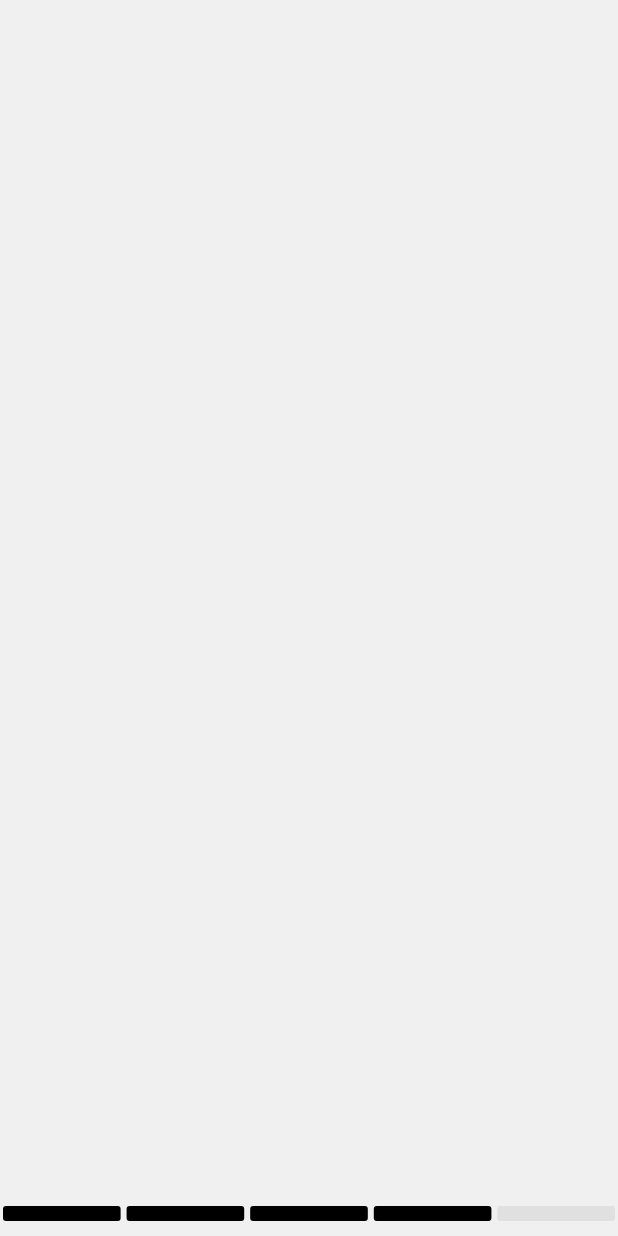
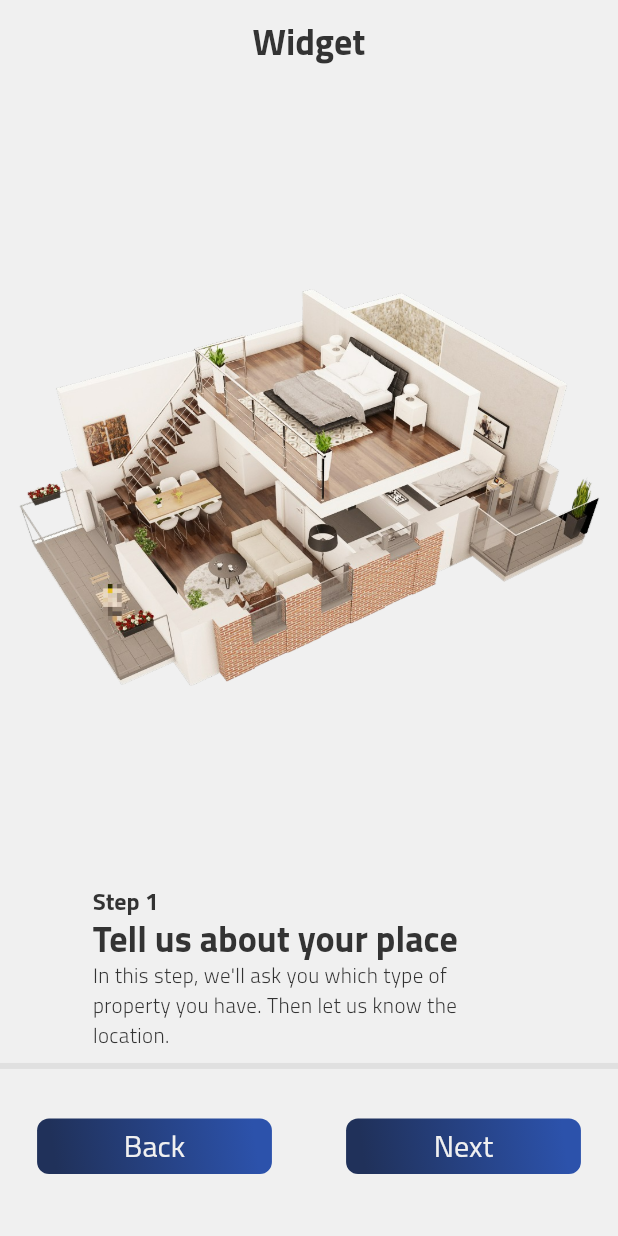
Before and after one commit to johnykoudsi/Nostra-Casa-Real-Estate, a Flutter app: the screen it shows after launch, on a phone screen of 412 x 824 dp. Run offline on Flutter 3.47's test engine with Material 2 defaults, Android fonts, the phone set to English and light mode, and no system bars; our stand-ins replace bloc, easy_localization, equatable, flutter_bloc, flutter_svg, google_maps_flutter and 2 more; missing offline and left inert: google_maps_flutter_android, google_maps_flutter_platform_interface; project files that could hold a hidden picture were left out.

Commit message:
add property first step

```diff
--- /dev/null
+++ b/lib/presentation/add_property/add_property_home.dart
@@ -0,0 +1,88 @@
+import 'package:flutter/material.dart';
+import 'package:nostra_casa/presentation/add_property/widgets/get_started_step.dart';
+import 'package:nostra_casa/presentation/add_property/widgets/progress_bar.dart';
+import 'package:nostra_casa/presentation/add_property/widgets/welcome_step.dart';
+
+import '../../utility/app_style.dart';
+import '../global_widgets/elevated_button_widget.dart';
+
+class AddPropertyHome extends StatefulWidget {
+  @override
+  _AddPropertyHomeState createState() => _AddPropertyHomeState();
+}
+
+class _AddPropertyHomeState extends State<AddPropertyHome> {
+  int _currentStep = 0;
+  List<Widget> _steps = [
+    WelcomeStep(),
+    GetStartedStep(),
+  ];
+
+  void _goToNextStep() {
+    setState(() {
+      _currentStep++;
+    });
+  }
+
+  void _goToPrevStep() {
+    setState(() {
+      _currentStep--;
+    });
+  }
+
+  @override
+  Widget build(BuildContext context) {
+    final screenWidth = MediaQuery.of(context).size.width;
+    final screenHeight = MediaQuery.of(context).size.height;
+
+    return Scaffold(
+      appBar: AppBar(
+        title: Text(_steps[_currentStep].toString()),
+      ),
+      body: AnimatedSwitcher(
+        duration: Duration(milliseconds: 500),
+        child: _steps[_currentStep],
+      ),
+      bottomNavigationBar: Container(
+        color: AppStyle.kBackGroundColor,
+        height: screenHeight * 0.15,
+        child: Column(
+          children: [
+            Padding(
+              padding: EdgeInsets.only(
+                top: screenHeight * 0.01,
+                bottom: screenHeight * 0.04,
+              ),
+              child: MyProgressBar(
+                totalSegments: _steps.length,
+                currentSegment: _currentStep,
+              ),
+            ),
+            Row(
+              children: [
+                Expanded(
+                  child: Padding(
+                    padding: EdgeInsets.symmetric(horizontal: screenWidth * 0.06),
+                    child: ElevatedButtonWidget(
+                      title: 'Back',
+                      onPressed: _goToPrevStep,
+                    ),
+                  ),
+                ),
+                Expanded(
+                  child: Padding(
+                    padding: EdgeInsets.symmetric(horizontal: screenWidth * 0.06),
+                    child: ElevatedButtonWidget(
+                      title: 'Next',
+                      onPressed: _goToNextStep,
+                    ),
+                  ),
+                ),
+              ],
+            ),
+          ],
+        ),
+      ),
+    );
+  }
+}
--- a/lib/presentation/add_property/add_property_welcome_screen.dart
+++ /dev/null
@@ -1,26 +0,0 @@
-import 'package:flutter/material.dart';
-import 'package:nostra_casa/presentation/add_property/widgets/progress_bar.dart';
-import 'package:nostra_casa/utility/app_style.dart';
-
-class AddPropertyWelcomeScreen extends StatefulWidget {
-  const AddPropertyWelcomeScreen({Key? key}) : super(key: key);
-
-  @override
-  State<AddPropertyWelcomeScreen> createState() =>
-      _AddPropertyWelcomeScreenState();
-}
-
-class _AddPropertyWelcomeScreenState extends State<AddPropertyWelcomeScreen> {
-  @override
-  Widget build(BuildContext context) {
-    return SafeArea(
-      child: Scaffold(
-        backgroundColor: AppStyle.kBackGroundColor,
-        bottomSheet: Padding(
-          padding: EdgeInsets.only(bottom: 10),
-          child: MyProgressBar(totalSegments:5, currentSegment: 4),
-        ),
-      ),
-    );
-  }
-}
--- /dev/null
+++ b/lib/presentation/add_property/widgets/get_started_step.dart
@@ -0,0 +1,20 @@
+import 'package:flutter/cupertino.dart';
+import 'package:flutter/material.dart';
+
+import '../../../utility/app_style.dart';
+
+class GetStartedStep extends StatefulWidget {
+  const GetStartedStep({Key? key}) : super(key: key);
+
+  @override
+  State<GetStartedStep> createState() => _GetStartedStepState();
+}
+
+class _GetStartedStepState extends State<GetStartedStep> {
+  @override
+  Widget build(BuildContext context) {
+    return Scaffold(
+      backgroundColor: AppStyle.kBackGroundColor,
+    );
+  }
+}
--- a/lib/presentation/add_property/widgets/progress_bar.dart
+++ b/lib/presentation/add_property/widgets/progress_bar.dart
@@ -1,93 +1,22 @@
 import 'package:flutter/material.dart';
 
-class MyProgressBar extends StatefulWidget {
+class MyProgressBar extends StatelessWidget {
   final int totalSegments;
   final int currentSegment;
 
-  MyProgressBar({required this.totalSegments, required this.currentSegment});
-
-  @override
-  _MyProgressBarState createState() => _MyProgressBarState();
-}
-
-class _MyProgressBarState extends State<MyProgressBar>
-    with SingleTickerProviderStateMixin {
-  late AnimationController _animationController;
-  late Animation<double> _animation;
-
-  @override
-  void initState() {
-    _animationController =
-        AnimationController(vsync: this, duration: Duration(milliseconds: 500));
-    _animation = Tween<double>(begin: 0, end: widget.currentSegment.toDouble())
-        .animate(_animationController)
-      ..addListener(() {
-        setState(() {});
-      });
-    _animationController.forward();
-    super.initState();
-  }
-
-  @override
-  void didUpdateWidget(MyProgressBar oldWidget) {
-    _animation = Tween<double>(
-            begin: oldWidget.currentSegment.toDouble(),
-            end: widget.currentSegment.toDouble())
-        .animate(_animationController);
-    _animationController.reset();
-    _animationController.forward();
-    super.didUpdateWidget(oldWidget);
-  }
-
-  @override
-  void dispose() {
-    _animationController.dispose();
-    super.dispose();
-  }
+  MyProgressBar({
+    required this.totalSegments,
+    required this.currentSegment,
+  });
 
   @override
   Widget build(BuildContext context) {
-    final double totalWidth = MediaQuery.of(context).size.width ;
-    const double spaceWidth = 2;
-    final double segmentWidth = totalWidth / widget.totalSegments ;
-    final double blackSegmentWidth = segmentWidth - (spaceWidth*2);
+    final double progressPercent = (currentSegment / totalSegments).clamp(0, 1).toDouble();
 
-
-    return Stack(
-      children: [
-        Row(
-          children: List.generate(
-            widget.totalSegments,
-            (index) => Flexible(
-              child: Container(
-                height: 10,
-                width: segmentWidth,
-                decoration: BoxDecoration(
-                  color: Colors.grey[300],
-                  borderRadius: BorderRadius.circular(2),
-                ),
-                margin: EdgeInsets.symmetric(horizontal: spaceWidth),
-              ),
-            ),
-          ),
-        ),
-        Row(
-          children: List.generate(
-            widget.currentSegment,
-                (index) => Flexible(
-              child: Container(
-                height: 10,
-                width: blackSegmentWidth,
-                decoration: BoxDecoration(
-                  color: Colors.black,
-                  borderRadius: BorderRadius.circular(2),
-                ),
-                margin: EdgeInsets.symmetric(horizontal: spaceWidth),
-              ),
-            ),
-          ),
-        ),
-      ],
+    return LinearProgressIndicator(
+      backgroundColor: Colors.grey[300],
+      valueColor: AlwaysStoppedAnimation<Color>(Colors.black),
+      value: progressPercent,
     );
   }
 }
--- /dev/null
+++ b/lib/presentation/add_property/widgets/welcome_step.dart
@@ -0,0 +1,53 @@
+import 'package:flutter/material.dart';
+import 'package:nostra_casa/utility/app_assets.dart';
+
+import '../../../utility/app_style.dart';
+
+class WelcomeStep extends StatefulWidget {
+  const WelcomeStep({Key? key}) : super(key: key);
+
+  @override
+  State<WelcomeStep> createState() => _WelcomeStepState();
+}
+
+class _WelcomeStepState extends State<WelcomeStep> {
+  @override
+  Widget build(BuildContext context) {
+    double screenWidth = MediaQuery.of(context).size.width;
+    double screenHeight = MediaQuery.of(context).size.height;
+    return Scaffold(
+      backgroundColor: AppStyle.kBackGroundColor,
+      body: ListView(
+        children: [
+          Column(
+            children: [
+              SizedBox(
+                height: screenHeight * 0.15,
+              ),
+              const Image(
+                image: AssetImage(AppAssets.internalHouse),
+              ),
+            ],
+          ),
+        ],
+      ),
+      bottomSheet: Padding(
+        padding: EdgeInsets.only(
+            left: screenWidth * 0.15, right: screenWidth * 0.15),
+        child: Column(
+          crossAxisAlignment: CrossAxisAlignment.start,
+          mainAxisSize: MainAxisSize.min,
+          children: [
+            Text(
+              'Step 1',
+              style:
+                  Theme.of(context).textTheme.headline4!.copyWith(fontSize: 16),
+            ),
+            Text('Tell us about your place',style: Theme.of(context).textTheme.headline3,),
+            Text('In this step, we\'ll ask you which type of property you have. Then let us know the location.' ),
+          ],
+        ),
+      ),
+    );
+  }
+}
--- a/lib/utility/app_assets.dart
+++ b/lib/utility/app_assets.dart
@@ -17,5 +17,6 @@ class AppAssets{
   static const edit="assets/images/edit.svg";
   static const share ="assets/images/share.svg";
   static const delete ="assets/images/delete.svg";
+  static const internalHouse = "assets/images/internal_house.png";
 
 }
--- a/lib/utility/app_router.dart
+++ b/lib/utility/app_router.dart
@@ -1,5 +1,5 @@
 import 'package:flutter/material.dart';
-import 'package:nostra_casa/presentation/add_property/add_property_welcome_screen.dart';
+import 'package:nostra_casa/presentation/add_property/add_property_home.dart';
 import 'package:nostra_casa/presentation/my_profile_screen/my_profile_screen.dart';
 import 'package:nostra_casa/presentation/signup/signup.dart';
 import 'package:nostra_casa/presentation/verification_screen/code_verification_screen.dart';
@@ -32,7 +32,7 @@ class AppRouter {
         case AppRoutes.myProfile:
           return const MyProfileScreen();
         case AppRoutes.addPropertyWelcome:
-          return const AddPropertyWelcomeScreen();
+          return  AddPropertyHome();
 
         default:
           return const Scaffold(
```
Also changed, not shown: assets/images/internal_house.png (added).
